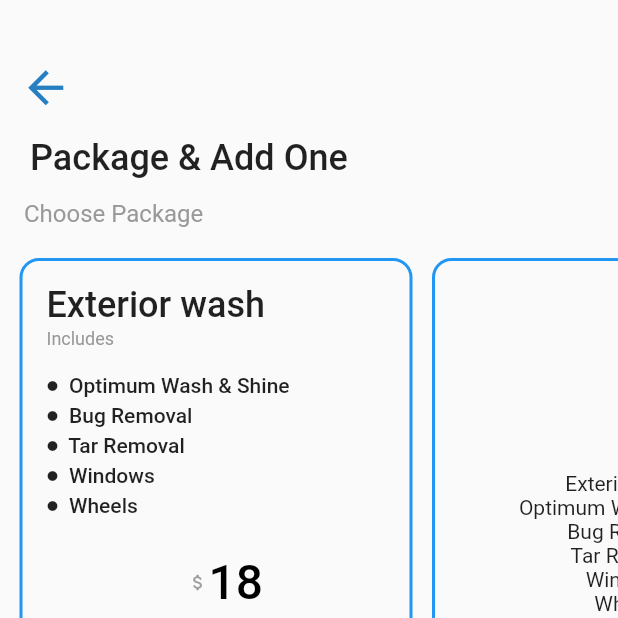
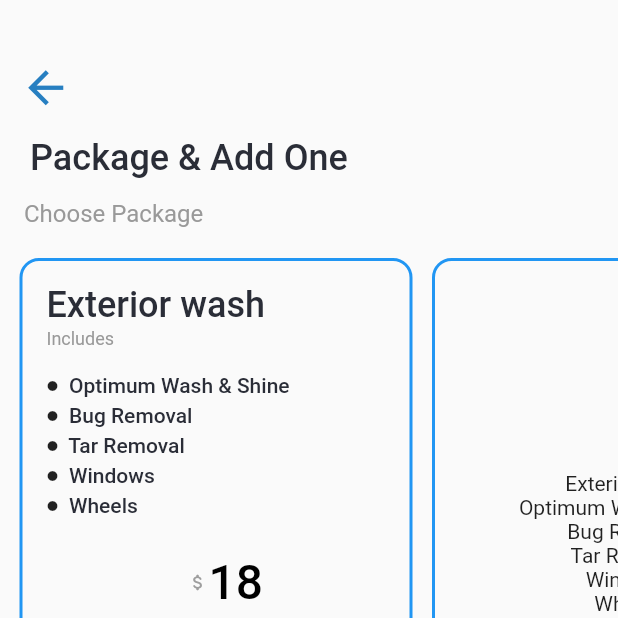
Before and after one commit to expertdev-designer/Quickease, a Flutter app: the PackagePage screen opened directly, after a tap on the "arrow back" icon, on a phone screen of 412 x 824 dp, the top half of it. Run offline on Flutter 3.47's test engine with Material 2 defaults, Android fonts, the phone set to English and light mode, and no system bars; Roboto replaces fonts that are missing (Poppins).

Commit message:
commit 2

```diff
--- /dev/null
+++ b/lib/Colors/app_colors.dart
@@ -0,0 +1,10 @@
+import 'dart:ui';
+import 'package:flutter/material.dart';
+
+class MyAppColor{
+  static const buttonColor=Color(0xff277FC1);
+  static const headingColor=Color(0xff2A2D37);
+  static const lightColor=Color(0xff999999);
+  static const blueColor=Color(0xff277FC1);
+  static const lightBlackColor=Color(0xff2B2F32);
+}
--- a/lib/add_address.dart
+++ b/lib/add_address.dart
@@ -1,4 +1,5 @@
 import 'package:flutter/material.dart';
+import 'package:quikies/Colors/app_colors.dart';
 import 'package:quikies/appointment_page.dart';
 import 'package:quikies/wash_my_car.dart';
 
@@ -45,6 +46,7 @@ class _AddAddressState extends State<AddAddress> {
                   child: Text(
                     'My Address',
                     style: TextStyle(
+                      color: MyAppColor.headingColor,
                       fontSize: 24,
                       fontWeight: FontWeight.bold,
                     ),
--- a/lib/garage.dart
+++ b/lib/garage.dart
@@ -3,6 +3,7 @@
 
 
 import 'package:flutter/material.dart';
+import 'package:quikies/Colors/app_colors.dart';
 import 'package:quikies/add_vehicle_page.dart';
 import 'package:quikies/wash_my_car.dart';
 
@@ -38,7 +39,7 @@ class Garage extends StatelessWidget {
                 const Text(
                   'My Garage',
                   style: TextStyle(
-                    color: Colors.black,
+                    color:MyAppColor.headingColor,
                     fontSize: 24.0,
                     fontWeight: FontWeight.bold,
                   ),
@@ -84,7 +85,7 @@ class Garage extends StatelessWidget {
                       Text(
                         '  Add Your Car',
                         style: TextStyle(
-                          color: Colors.blue,
+                          color:MyAppColor.blueColor,
                           fontSize: 16.0,
                           fontWeight: FontWeight.bold,
                         ),
--- a/lib/home_screen.dart
+++ b/lib/home_screen.dart
@@ -1,6 +1,6 @@
 import 'package:flutter/material.dart';
 import 'package:quikies/wash_my_car.dart';
-import 'package:quikies/widgets/text_field.dart';
+import 'package:quikies/widgets/app_buttons.dart';
 
 void main() {
   runApp(const HomePage());
--- a/lib/main.dart
+++ b/lib/main.dart
@@ -18,6 +18,7 @@ class MyApp extends StatelessWidget {
         primarySwatch: Colors.blue,
       ),
       home: SplashScreen(),
+      debugShowCheckedModeBanner: false,
       routes: {
         '/login': (context) => LoginPage(),
       },
--- a/lib/package.dart
+++ b/lib/package.dart
@@ -1,8 +1,10 @@
 import 'package:flutter/material.dart';
+import 'package:quikies/Colors/app_colors.dart';
 import 'package:quikies/bookings.dart';
 import 'package:quikies/my_bookings.dart';
 import 'package:quikies/sign_up.dart';
 import 'package:quikies/my_address.dart';
+import 'package:quikies/widgets/app_buttons.dart';
 
 class PackagePage extends StatefulWidget {
   @override
@@ -50,6 +52,7 @@ class _PackagePageState extends State<PackagePage> {
                 "Package & Add One",
                 style: TextStyle(
                   fontFamily: 'Poppins',
+                  color: MyAppColor.headingColor,
                   fontSize: 24.0,
                   fontWeight: FontWeight.w500,
                 ),
@@ -66,7 +69,7 @@ class _PackagePageState extends State<PackagePage> {
                     style: TextStyle(
                       fontFamily: 'Poppins',
                       fontSize: 16.0,
-                      color: Color(0xff999999),
+                      color: MyAppColor.lightColor,
                       fontWeight: FontWeight.w400,
                     ),
                   ),
@@ -100,6 +103,7 @@ class _PackagePageState extends State<PackagePage> {
                               child: Text('Exterior wash',
                                 style: TextStyle(
                                   fontFamily: 'Poppins',
+                                  color:MyAppColor.headingColor,
                                   fontSize: 24.0,
                                   fontWeight: FontWeight.w500,
                                 ),
@@ -114,7 +118,7 @@ class _PackagePageState extends State<PackagePage> {
                                   fontFamily: 'Poppins',
                                   fontSize: 12.0,
                                   fontWeight: FontWeight.w400,
-                                  color: Color(0xff999999),
+                                color:  MyAppColor.lightColor,
                                 ),),
                             ),
                             SizedBox(height: 40,),
@@ -129,6 +133,7 @@ class _PackagePageState extends State<PackagePage> {
 
                                       style: TextStyle(
                                         fontFamily: 'Poppins',
+                                        color:MyAppColor.headingColor,
                                         fontSize: 14.0,
                                         fontWeight: FontWeight.w500,
                                       ),
@@ -147,6 +152,7 @@ class _PackagePageState extends State<PackagePage> {
 
                                       style: TextStyle(
                                         fontFamily: 'Poppins',
+                                        color:MyAppColor.headingColor,
                                         fontSize: 14.0,
                                         fontWeight: FontWeight.w500,
                                       ),
@@ -165,6 +171,7 @@ class _PackagePageState extends State<PackagePage> {
 
                                       style: TextStyle(
                                         fontFamily: 'Poppins',
+                                        color:MyAppColor.headingColor,
                                         fontSize: 14.0,
                                         fontWeight: FontWeight.w500,
                                       ),
@@ -183,6 +190,7 @@ class _PackagePageState extends State<PackagePage> {
 
                                       style: TextStyle(
                                         fontFamily: 'Poppins',
+                                        color:MyAppColor.headingColor,
                                         fontSize: 14.0,
                                         fontWeight: FontWeight.w500,
                                       ),
@@ -201,6 +209,7 @@ class _PackagePageState extends State<PackagePage> {
 
                                     style: TextStyle(
                                       fontFamily: 'Poppins',
+                                      color:MyAppColor.headingColor,
                                       fontSize: 14.0,
                                       fontWeight: FontWeight.w500,
                                     ),
@@ -313,7 +322,7 @@ SizedBox(height: 28,),
                       style: TextStyle(
                         fontFamily: 'Poppins',
                         fontSize: 16.0,
-                        color:Color(0xff2B2F32),
+                        color:MyAppColor.lightBlackColor,
                         fontWeight: FontWeight.w400,
                       ),
                     ),
@@ -366,7 +375,7 @@ SizedBox(height: 28,),
                       style: TextStyle(
                         fontFamily: 'Poppins',
                         fontSize: 16.0,
-                        color:Color(0xff2B2F32),
+                        color:MyAppColor.lightBlackColor,
                         fontWeight: FontWeight.w400,
                       ),
                     ),
@@ -669,7 +678,7 @@ Container(
   child: Row(
     children: [
 
-      Padding(padding: const EdgeInsets.fromLTRB(8, 0, 17, 0),),
+      Padding(padding: const EdgeInsets.fromLTRB(8, 3, 17, 0),),
 Container(
   child: Column(
     children: [
@@ -677,7 +686,7 @@ Container(
         style: TextStyle(
           fontFamily: 'Poppins',
           fontSize: 16.0,
-          color: Color(0xff277FC1),
+          color: MyAppColor.buttonColor,
           fontWeight: FontWeight.w500,
         ),
       ),
@@ -703,45 +712,21 @@ Container(
     ],
   ),
 ),
+Container(height: 10,),
+      SizedBox(width: 110,height: 3,),
+      Container(
 
-      SizedBox(width: 120,),
-      Align(
-        alignment: Alignment.bottomRight,
-        child: Padding(
-          padding: const EdgeInsets.fromLTRB(0, 0, 20, 0),
-          child: SizedBox(
-            width: 140.0,
-            height: 55.0,
-            child: Container(
-              decoration: BoxDecoration(
-                shape: BoxShape.rectangle,
-                borderRadius: BorderRadius.circular(15.0),
-                color: Color(0xff277FC1),
-                border: Border.all(
-                  color: Color(0xff277FC1),
-                  width: 2.0,
-                ),
-              ),
-              child: TextButton(
-                onPressed: () {
-                  Navigator.push(
-                    context,
-                    MaterialPageRoute(builder: (context) =>  My_bookings()),
-                  );
-                },
-                child: const Text(
-                  'Next',
+        margin: EdgeInsets.only(left:3,right: 8,bottom:0,top:10),
 
-                  style: TextStyle(
-                    color: Color(0xffFFFFFF),
-                    fontFamily: 'Poppins',
-                    fontSize: 16.0,
-                  ),
-                ),
-              ),
-            ),
-          ),
-        ),
+        child: AppButtons(textColor: Colors.white, backgroundColor: MyAppColor.buttonColor, borderColor: Colors.black12, text: "Next", width: 145,height:55 , onTap: () {
+
+          Navigator.push(
+            context,
+            MaterialPageRoute(builder: (context) => Mybookings()),
+          );      // Handle button tap event here
+
+        },),
+
       ),
     ],
   )
--- /dev/null
+++ b/lib/widgets/app_buttons.dart
@@ -0,0 +1,48 @@
+import 'package:flutter/cupertino.dart';
+
+class AppButtons extends StatelessWidget {
+  final Color textColor;
+  final Color backgroundColor;
+  final Color borderColor;
+  final String text;
+  IconData? icon;
+  double width;
+  double height;
+  VoidCallback onTap;
+  AppButtons({Key ? key,
+    required this.textColor,
+    required this.backgroundColor,
+    required this.borderColor,
+    required this.text,
+     this.icon,
+    required this.width,
+    required this.height,
+    required this.onTap,
+  }): super(key: key);
+
+  @override
+  Widget build(BuildContext context) {
+    return GestureDetector(
+      onTap: onTap, // Add onTap callback here
+      child:Container ( width:width,
+      height: height,
+      child:Center(
+        child: Text(
+          text,
+          style: TextStyle(
+            color: textColor
+          ),
+        ),
+      ),
+      decoration: BoxDecoration(
+        color: backgroundColor,
+        borderRadius: BorderRadius.circular(15),
+        border:Border.all(
+          color: borderColor,
+          width: 1.0,
+        )
+      ),
+      )
+    );
+  }
+}
```
Also changed, not shown: lib/appointment_page.dart (+23 -0 lines), lib/my_bookings.dart (+21 -15 lines), lib/profile.dart (+18 -29 lines), lib/wash_my_car.dart (+4 -3 lines), lib/widgets/text_field.dart (deleted, +0 -135 lines).
